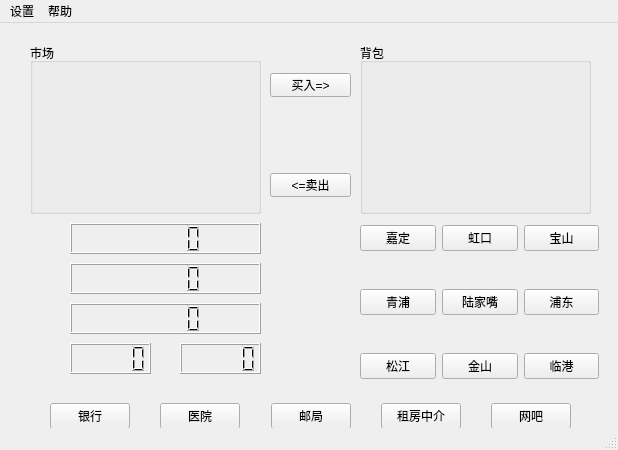
The window that mainwindow.ui (wwwxyz123/shanghaifusheng) describes before a commit, drawn with Qt 5.
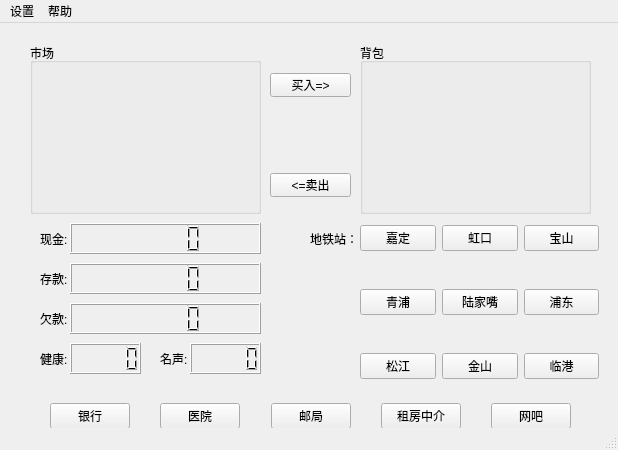
The same window after the commit.

Diff of the .ui file:
```diff
--- a/mainwindow.ui
+++ b/mainwindow.ui
@@ -226,7 +226,7 @@
      <rect>
       <x>70</x>
       <y>320</y>
-      <width>81</width>
+      <width>71</width>
       <height>31</height>
      </rect>
     </property>
@@ -234,14 +234,14 @@
    <widget class="QLCDNumber" name="lcdNumber_6">
     <property name="geometry">
      <rect>
-      <x>180</x>
+      <x>190</x>
       <y>320</y>
-      <width>81</width>
+      <width>71</width>
       <height>31</height>
      </rect>
     </property>
    </widget>
-   <widget class="QWidget" name="">
+   <widget class="QWidget" name="layoutWidget">
     <property name="geometry">
      <rect>
       <x>360</x>
@@ -316,6 +316,84 @@
      </item>
     </layout>
    </widget>
+   <widget class="QLabel" name="label">
+    <property name="geometry">
+     <rect>
+      <x>40</x>
+      <y>205</y>
+      <width>31</width>
+      <height>21</height>
+     </rect>
+    </property>
+    <property name="text">
+     <string>现金:</string>
+    </property>
+   </widget>
+   <widget class="QLabel" name="label_2">
+    <property name="geometry">
+     <rect>
+      <x>40</x>
+      <y>245</y>
+      <width>31</width>
+      <height>21</height>
+     </rect>
+    </property>
+    <property name="text">
+     <string>存款:</string>
+    </property>
+   </widget>
+   <widget class="QLabel" name="label_3">
+    <property name="geometry">
+     <rect>
+      <x>40</x>
+      <y>285</y>
+      <width>31</width>
+      <height>21</height>
+     </rect>
+    </property>
+    <property name="text">
+     <string>欠款:</string>
+    </property>
+   </widget>
+   <widget class="QLabel" name="label_4">
+    <property name="geometry">
+     <rect>
+      <x>40</x>
+      <y>325</y>
+      <width>31</width>
+      <height>21</height>
+     </rect>
+    </property>
+    <property name="text">
+     <string>健康:</string>
+    </property>
+   </widget>
+   <widget class="QLabel" name="label_5">
+    <property name="geometry">
+     <rect>
+      <x>160</x>
+      <y>325</y>
+      <width>31</width>
+      <height>21</height>
+     </rect>
+    </property>
+    <property name="text">
+     <string>名声:</string>
+    </property>
+   </widget>
+   <widget class="QLabel" name="label_6">
+    <property name="geometry">
+     <rect>
+      <x>310</x>
+      <y>200</y>
+      <width>51</width>
+      <height>31</height>
+     </rect>
+    </property>
+    <property name="text">
+     <string>地铁站：</string>
+    </property>
+   </widget>
   </widget>
   <widget class="QMenuBar" name="menubar">
    <property name="geometry">
```
Left out of the diff: 10 changed lines with no effect on the pictures.
